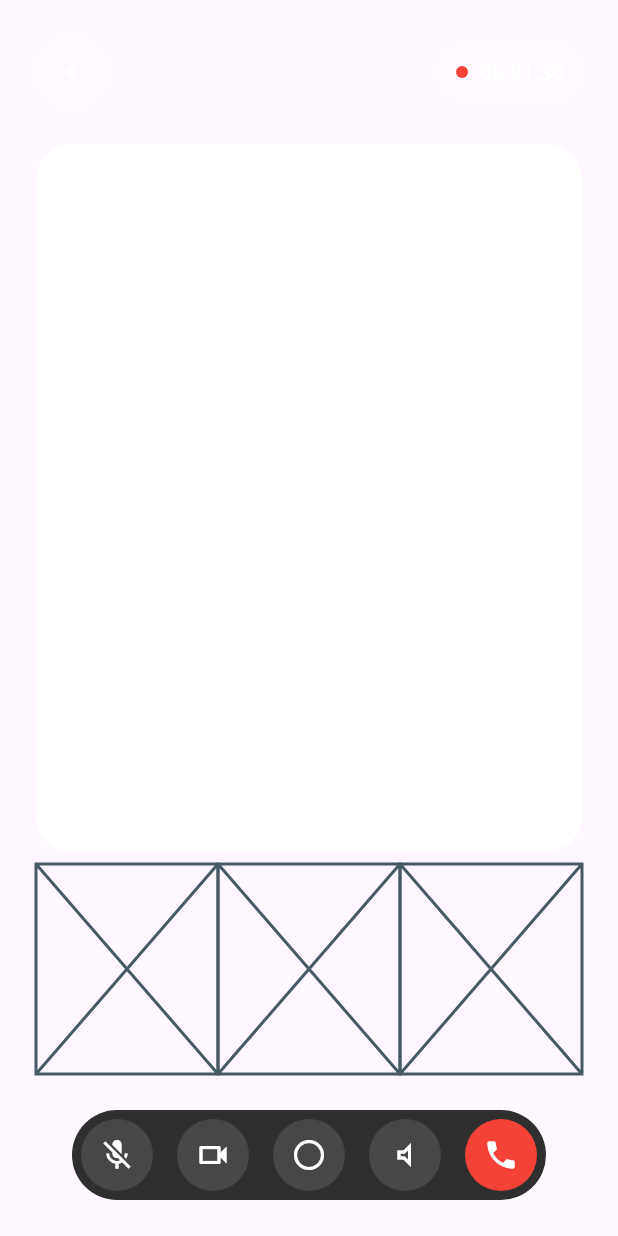
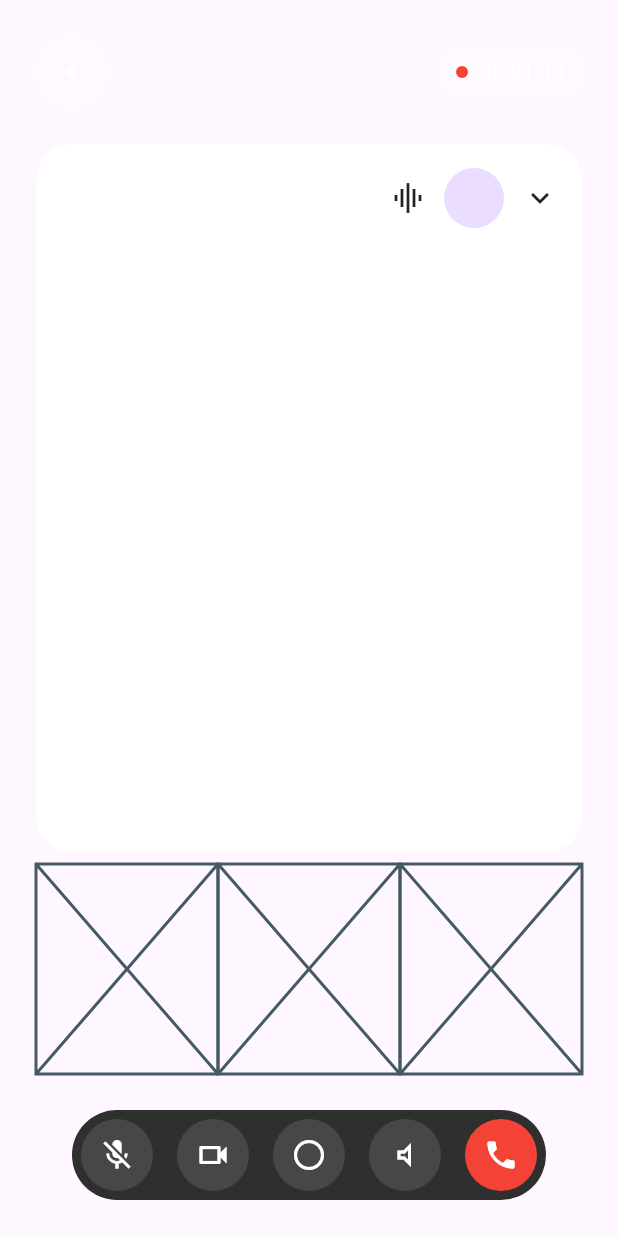
Before and after one commit to JAICHANGPARK/flutter_notebook_chapter_43, a Flutter app: the AiVideoDetailPage screen opened directly, on a phone screen of 412 x 824 dp. Run offline on Flutter 3.47's test engine with Material 3 defaults, Android fonts, the phone set to English and light mode, and no system bars; our stand-ins replace gap, hugeicons, percent_indicator.

Commit message:
Update ai_video_detail_page.dart

```diff
--- a/lib/ep2181_ai_video_chat_app/ui/ai_video_detail_page.dart
+++ b/lib/ep2181_ai_video_chat_app/ui/ai_video_detail_page.dart
@@ -64,9 +64,21 @@ class _AiVideoDetailPageState extends State<AiVideoDetailPage> {
                         child: Stack(
                           children: [
                             Positioned(
+                              right: 16,
+                              top: 16,
                               child: Container(
                                 decoration: ShapeDecoration(
                                   shape: StadiumBorder(),
+                                ),
+                                child: Row(
+                                  spacing: 12,
+                                  children: [
+                                    Icon(Icons.graphic_eq),
+                                    CircleAvatar(),
+                                    Icon(
+                                      Icons.keyboard_arrow_down,
+                                    )
+                                  ],
                                 ),
                               ),
                             ),
```
